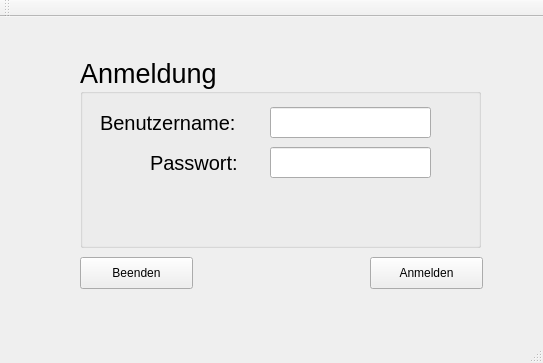
This is haushaltsverwaltung.ui in sess2016C/se2016C as Qt 5 draws it before an edit. The edited form follows.
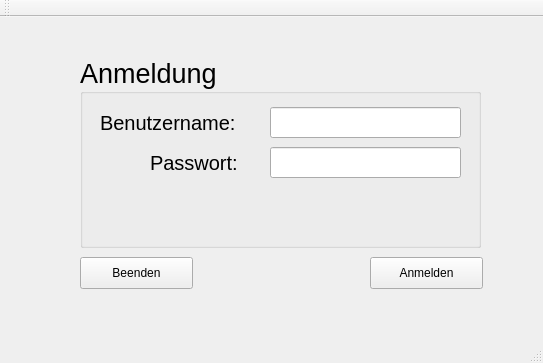
This is the edited form.

Patch:
```diff
--- a/haushaltsverwaltung.ui
+++ b/haushaltsverwaltung.ui
@@ -36,7 +36,7 @@
       <rect>
        <x>190</x>
        <y>50</y>
-       <width>161</width>
+       <width>191</width>
        <height>31</height>
       </rect>
      </property>
@@ -52,7 +52,7 @@
       <rect>
        <x>190</x>
        <y>90</y>
-       <width>161</width>
+       <width>191</width>
        <height>31</height>
       </rect>
      </property>
```
